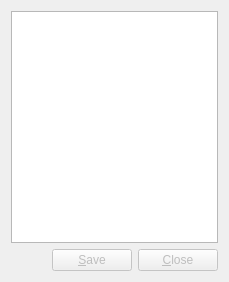
Qt form src/lib/FileViewWidget.ui (KDE/marble) before a commit.
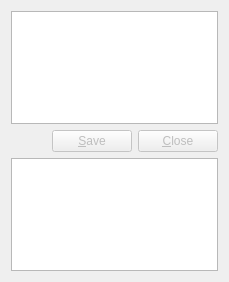
The same form after that commit.

Commit message: FileViewWidget: display the treeModel

```diff
--- a/src/lib/FileViewWidget.ui
+++ b/src/lib/FileViewWidget.ui
@@ -60,6 +60,9 @@
      </item>
     </layout>
    </item>
+   <item>
+    <widget class="QTreeView" name="m_treeView"/>
+   </item>
   </layout>
  </widget>
  <resources/>
```
The commit also changes 3 other files.
